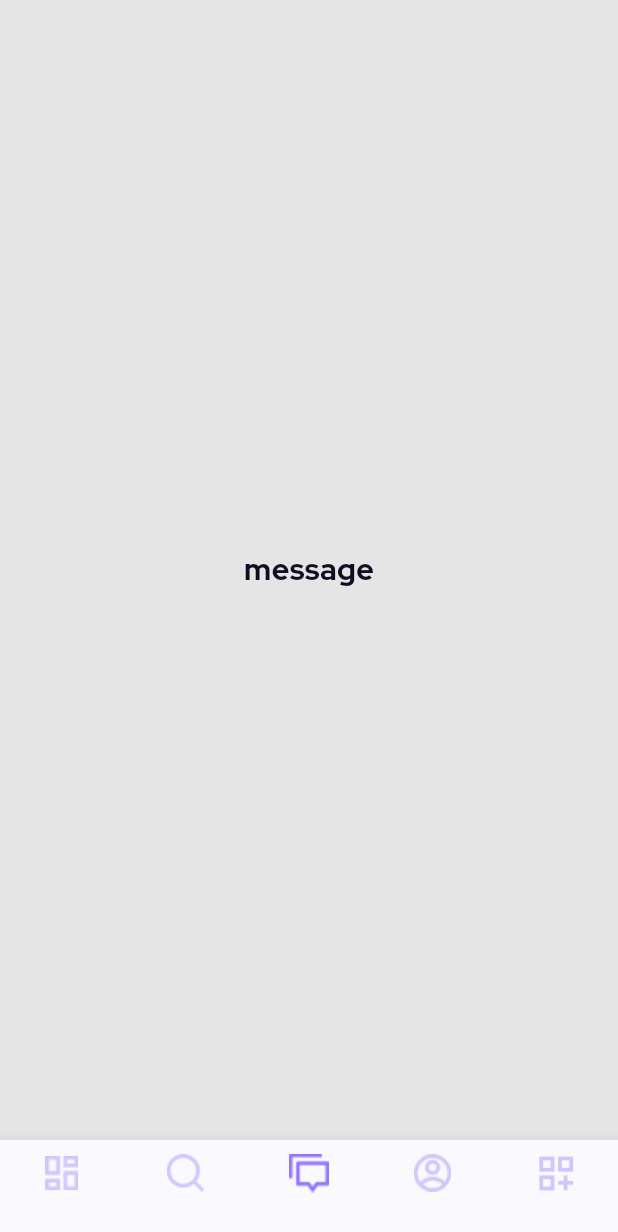
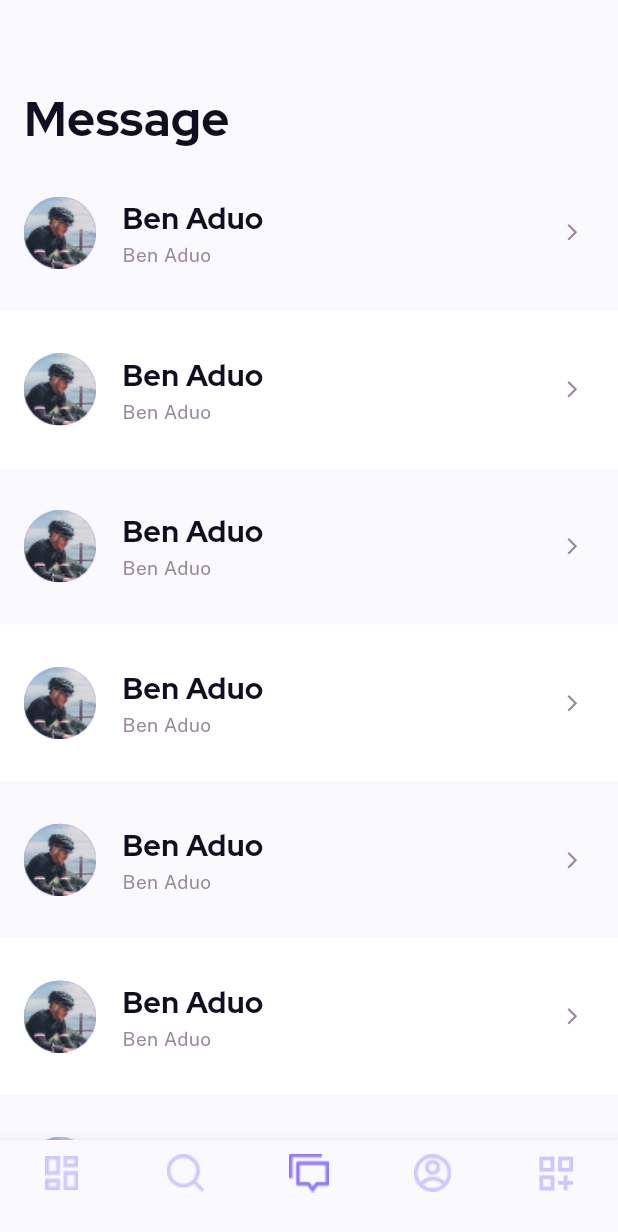
Before and after one commit to Ad450/biite, a Flutter app: the HomeView screen opened by its route, item 3 of the bottom bar chosen, on a phone screen of 412 x 824 dp. Shown: the top 1232 px of the screen. Run offline on Flutter 3.47's test engine with Material 3 defaults, Android fonts, the phone set to English and light mode, and no system bars; our stand-ins replace flutter_screenutil, go_router, smooth_page_indicator.

Commit message:
add message and message detail screen

```diff
--- a/lib/core/app/app.router.dart
+++ b/lib/core/app/app.router.dart
@@ -1,12 +1,9 @@
-import 'package:biite/features/feed/feed.view.dart';
 import 'package:biite/features/feed/widgets/metric.details.dart';
 import 'package:biite/features/feed/widgets/project.detail.dart';
 import 'package:biite/features/feed/widgets/send.your.work.dart';
 import 'package:biite/features/home/home.view.dart';
-import 'package:biite/features/message/message.view.dart';
+import 'package:biite/features/message/widget/message.detail.dart';
 import 'package:biite/features/onboarding/onboarding.view.dart';
-import 'package:biite/features/profile/profile.view.dart';
-import 'package:biite/features/search/search.view.dart';
 import 'package:biite/features/search/widget/make.proposition.dart';
 import 'package:biite/features/search/widget/search.project.detail.dart';
 import 'package:biite/features/startup/startup.view.dart';
@@ -23,5 +20,6 @@ final router = GoRouter(
     GoRoute(path: "/sendYourWork", builder: (context, state) => const SendYourWork()),
     GoRoute(path: "/searchProjectDetail", builder: (context, state) => const SearchProjectDetail()),
     GoRoute(path: "/makeProposition", builder: (context, state) => const MakeProposition()),
+    GoRoute(path: "/messageDetail", builder: (context, state) => const MessageDetail()),
   ],
 );
--- a/lib/core/app/app.theme.dart
+++ b/lib/core/app/app.theme.dart
@@ -84,6 +84,7 @@ class AppTheme {
           filled: true,
           fillColor: ColorName.textfield,
           // contentPadding: const EdgeInsets.symmetric(vertical: 40),
+
           hintStyle: const TextStyle(
             color: ColorName.hintColor,
             fontWeight: FontWeight.normal,
--- a/lib/features/message/message.view.dart
+++ b/lib/features/message/message.view.dart
@@ -1,14 +1,43 @@
+import 'package:biite/core/app/app.theme.dart';
+import 'package:biite/features/message/widget/message.tile.dart';
 import 'package:biite/gen/colors.gen.dart';
+import 'package:flutter/cupertino.dart';
 import 'package:flutter/material.dart';
+import 'package:flutter_screenutil/flutter_screenutil.dart';
 
 class MessageView extends StatelessWidget {
   const MessageView({super.key});
 
   @override
   Widget build(BuildContext context) {
-    return const Scaffold(
-      backgroundColor: ColorName.background,
-      body: Center(child: Text("message")),
+    return Scaffold(
+      backgroundColor: ColorName.onboardingBackground,
+      body: Column(
+        crossAxisAlignment: CrossAxisAlignment.start,
+        children: <Widget>[
+          SizedBox(height: 56.h),
+          Padding(
+            padding: const EdgeInsets.symmetric(horizontal: 16.0),
+            child: Text(
+              "Message",
+              style: context.appTheme.textTheme.titleMedium?.copyWith(fontWeight: FontWeight.bold),
+            ),
+          ),
+          // list of chats
+          Expanded(
+            child: SingleChildScrollView(
+              child: Column(
+                crossAxisAlignment: CrossAxisAlignment.start,
+                children: List.generate(
+                  10,
+                  (i) => MessageTile(
+                      backgroundColor: i % 2 == 0 ? ColorName.onboardingBackground : ColorName.white, name: "Ben Aduo"),
+                ),
+              ),
+            ),
+          )
+        ],
+      ),
     );
   }
 }
--- /dev/null
+++ b/lib/features/message/widget/message.tile.dart
@@ -0,0 +1,62 @@
+import 'package:biite/core/app/app.theme.dart';
+import 'package:biite/gen/assets.gen.dart';
+import 'package:biite/gen/colors.gen.dart';
+import 'package:flutter/material.dart';
+import 'package:flutter_screenutil/flutter_screenutil.dart';
+import 'package:go_router/go_router.dart';
+
+class MessageTile extends StatelessWidget {
+  const MessageTile({required this.backgroundColor, required this.name, super.key});
+
+  final Color backgroundColor;
+  final String name;
+
+  @override
+  Widget build(BuildContext context) {
+    return GestureDetector(
+      onTap: () => context.push("/messageDetail"),
+      child: Container(
+        height: 103.h,
+        width: double.infinity,
+        decoration: BoxDecoration(color: backgroundColor),
+        padding: const EdgeInsets.only(left: 16, right: 24),
+        child: Row(
+          mainAxisAlignment: MainAxisAlignment.spaceBetween,
+          children: [
+            Row(
+              children: <Widget>[
+                CircleAvatar(
+                  radius: 24,
+                  // use caching mechanism here
+                  child: Image.asset(Assets.images.avatar.path, fit: BoxFit.cover),
+                ),
+                SizedBox(width: 16.w),
+                Column(
+                  mainAxisAlignment: MainAxisAlignment.center,
+                  crossAxisAlignment: CrossAxisAlignment.start,
+                  children: <Widget>[
+                    Text(
+                      name,
+                      style: context.appTheme.textTheme.titleMedium?.copyWith(
+                        fontSize: 20,
+                        fontWeight: FontWeight.bold,
+                      ),
+                    ),
+                    Text(
+                      name,
+                      style: context.appTheme.textTheme.bodySmall?.copyWith(
+                        fontSize: 12.8,
+                        fontWeight: FontWeight.normal,
+                      ),
+                    ),
+                  ],
+                )
+              ],
+            ),
+            const Icon(Icons.arrow_forward_ios, color: ColorName.fillColor, size: 13)
+          ],
+        ),
+      ),
+    );
+  }
+}
--- a/lib/features/startup/startup.view.dart
+++ b/lib/features/startup/startup.view.dart
@@ -1,6 +1,7 @@
 import 'package:biite/core/presentation/biite.auth.text.dart';
 import 'package:biite/core/presentation/biite.button.dart';
 import 'package:biite/gen/assets.gen.dart';
+import 'package:biite/gen/colors.gen.dart';
 import 'package:biite/locales.dart';
 import 'package:flutter/material.dart';
 import 'package:flutter_screenutil/flutter_screenutil.dart';
@@ -20,6 +21,7 @@ class StartupView extends StatelessWidget {
             image: AssetImage(Assets.images.bubble1.path),
             fit: BoxFit.cover,
           ),
+          color: ColorName.onboardingBackground,
         ),
         child: Padding(
           padding: EdgeInsets.symmetric(horizontal: 66.w),
--- a/lib/gen/colors.gen.dart
+++ b/lib/gen/colors.gen.dart
@@ -31,6 +31,9 @@ class ColorName {
   /// Color: #FAF9FE
   static const Color onboardingBackground = Color(0xFFFAF9FE);
 
+  /// Color: #CABDFD
+  static const Color ownerChat = Color(0xFFCABDFD);
+
   /// Color: #9378FF
   static const Color primary = Color(0xFF9378FF);
 
```
Also changed, not shown: lib/features/message/widget/message.detail.appbar.dart (added, +59 -0 lines), lib/features/message/widget/message.detail.dart (added, +92 -0 lines), lib/gen/assets.gen.dart (+10 -0 lines), assets/images/moreIcon.png (added), assets/images/phoneIcon.png (added), 1 other file.
